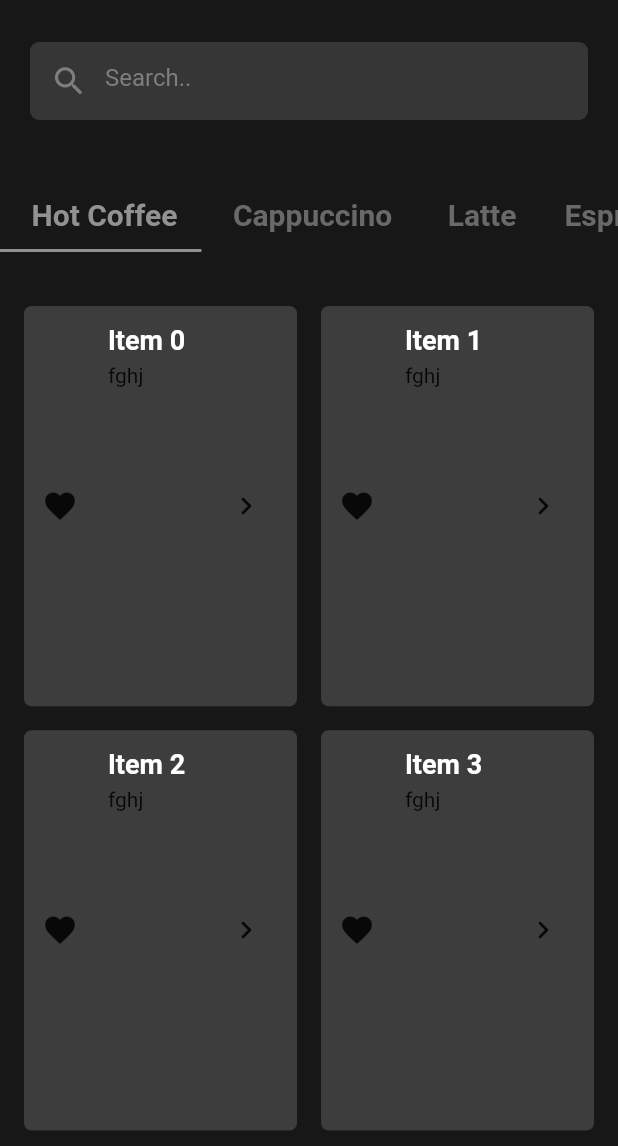
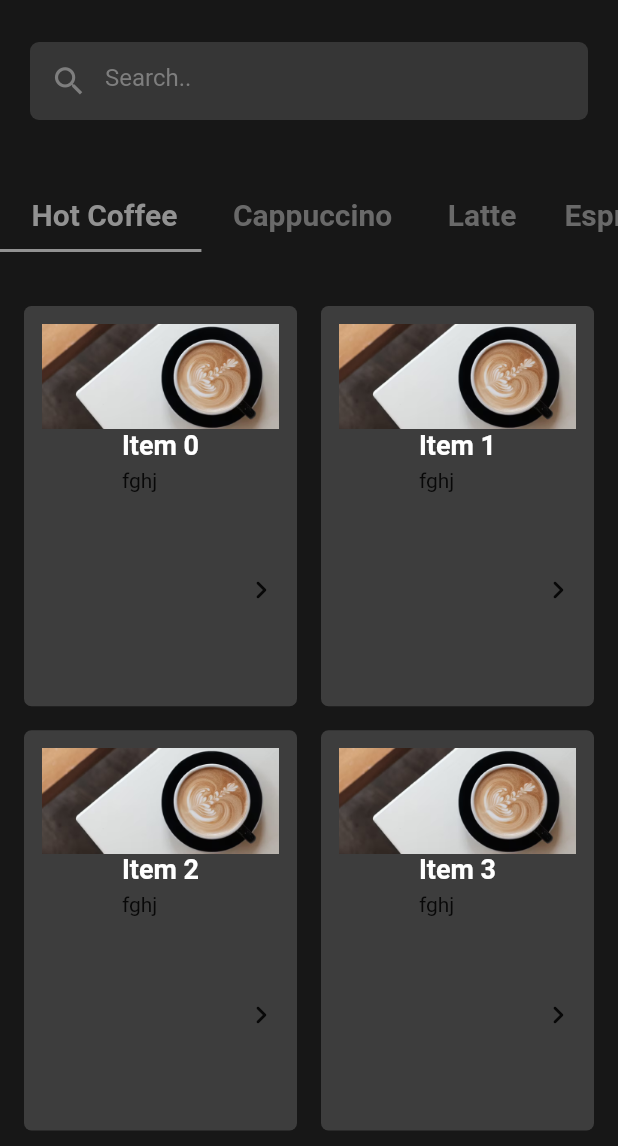
Before and after one commit to bimbo-ade/MyCoffee, a Flutter app: the HomeScreen screen opened directly, on a phone screen of 412 x 824 dp, the part 90-1236 px from its top. Run offline on Flutter 3.47's test engine with Material 2 defaults, Android fonts, the phone set to English and light mode, and no system bars.

Commit message:
image for item list

```diff
--- a/lib/menu_list.dart
+++ b/lib/menu_list.dart
@@ -21,10 +21,11 @@ class MenuList extends StatelessWidget {
           ),
           margin: const EdgeInsets.all(8.0),
           padding: const EdgeInsets.all(12.0),
-          child: Row(
+          child: Column(
             crossAxisAlignment: CrossAxisAlignment.center,
             children: [
-              const Icon(Icons.favorite),
+              Image.asset('assets/promo.png'),
+              // fit: BoxFit.cover,
               const SizedBox(
                 width: 20,
               ),
```
